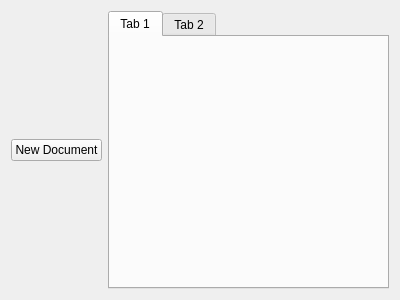
Old version of the form documenteditorview.ui in the repository JoseCM/TraceabilityMatrix.
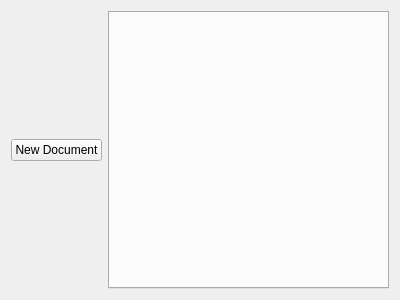
New version of the form.

```diff
--- a/documenteditorview.ui
+++ b/documenteditorview.ui
@@ -22,18 +22,7 @@
     </widget>
    </item>
    <item>
-    <widget class="QTabWidget" name="tabWidget">
-     <widget class="QWidget" name="tab">
-      <attribute name="title">
-       <string>Tab 1</string>
-      </attribute>
-     </widget>
-     <widget class="QWidget" name="tab_2">
-      <attribute name="title">
-       <string>Tab 2</string>
-      </attribute>
-     </widget>
-    </widget>
+    <widget class="QTabWidget" name="tabWidget"/>
    </item>
   </layout>
  </widget>
```
